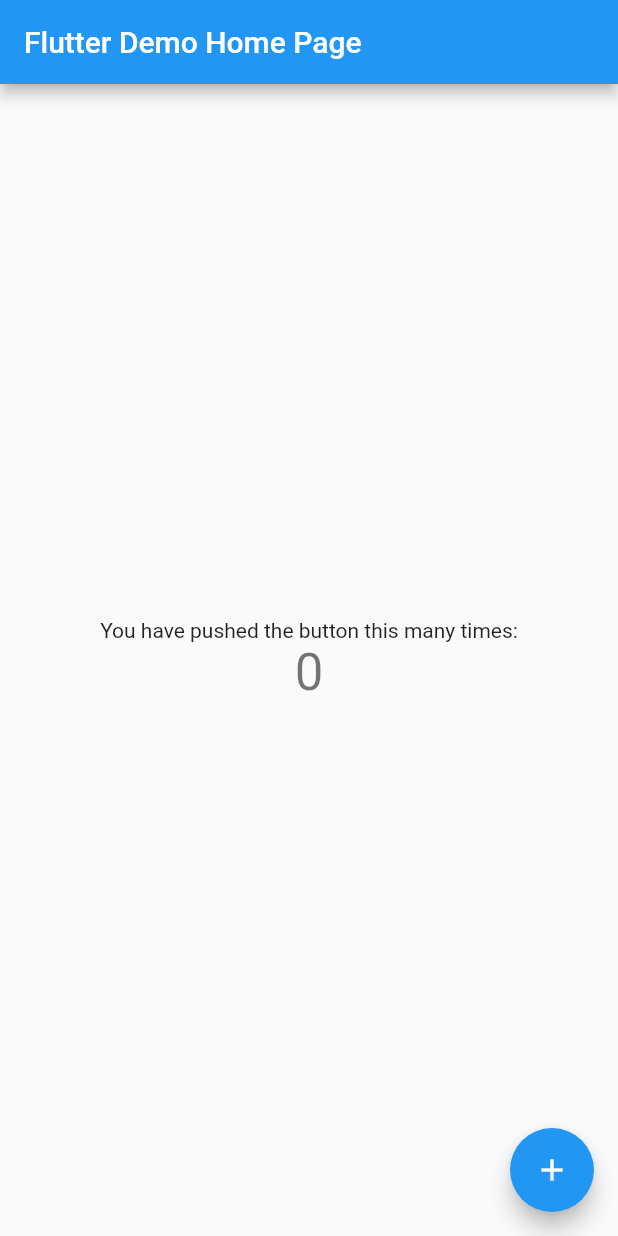
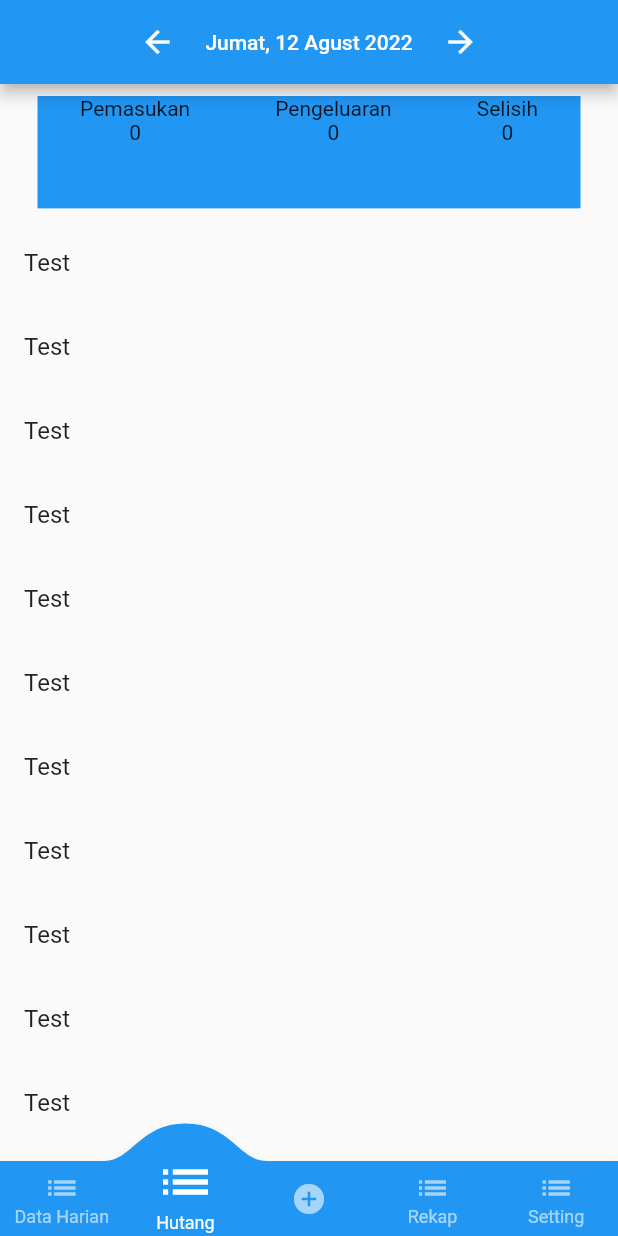
Before and after one commit to indratdev/dompetku, a Flutter app: the screen it shows after launch, on a phone screen of 412 x 824 dp. Run offline on Flutter 3.47's test engine with Material 2 defaults, Android fonts, the phone set to English and light mode, and no system bars; drawn by our look-alikes of convex_bottom_bar; our stand-ins replace google_fonts, syncfusion_flutter_datepicker.

Commit message:
basic UI

```diff
--- a/lib/main.dart
+++ b/lib/main.dart
@@ -1,115 +1,20 @@
+import 'package:dompetku/utils/routes.dart';
 import 'package:flutter/material.dart';
 
 void main() {
-  runApp(const MyApp());
+  runApp(MyApp());
 }
 
 class MyApp extends StatelessWidget {
-  const MyApp({Key? key}) : super(key: key);
+  Routes routes = Routes();
+  MyApp({Key? key}) : super(key: key);
 
-  // This widget is the root of your application.
   @override
   Widget build(BuildContext context) {
     return MaterialApp(
-      title: 'Flutter Demo',
-      theme: ThemeData(
-        // This is the theme of your application.
-        //
-        // Try running your application with "flutter run". You'll see the
-        // application has a blue toolbar. Then, without quitting the app, try
-        // changing the primarySwatch below to Colors.green and then invoke
-        // "hot reload" (press "r" in the console where you ran "flutter run",
-        // or simply save your changes to "hot reload" in a Flutter IDE).
-        // Notice that the counter didn't reset back to zero; the application
-        // is not restarted.
-        primarySwatch: Colors.blue,
-      ),
-      home: const MyHomePage(title: 'Flutter Demo Home Page'),
+      debugShowCheckedModeBanner: false,
+      routes: routes.getRoutes,
+      initialRoute: '/splash',
     );
   }
 }
-
-class MyHomePage extends StatefulWidget {
-  const MyHomePage({Key? key, required this.title}) : super(key: key);
-
-  // This widget is the home page of your application. It is stateful, meaning
-  // that it has a State object (defined below) that contains fields that affect
-  // how it looks.
-
-  // This class is the configuration for the state. It holds the values (in this
-  // case the title) provided by the parent (in this case the App widget) and
-  // used by the build method of the State. Fields in a Widget subclass are
-  // always marked "final".
-
-  final String title;
-
-  @override
-  State<MyHomePage> createState() => _MyHomePageState();
-}
-
-class _MyHomePageState extends State<MyHomePage> {
-  int _counter = 0;
-
-  void _incrementCounter() {
-    setState(() {
-      // This call to setState tells the Flutter framework that something has
-      // changed in this State, which causes it to rerun the build method below
-      // so that the display can reflect the updated values. If we changed
-      // _counter without calling setState(), then the build method would not be
-      // called again, and so nothing would appear to happen.
-      _counter++;
-    });
-  }
-
-  @override
-  Widget build(BuildContext context) {
-    // This method is rerun every time setState is called, for instance as done
-    // by the _incrementCounter method above.
-    //
-    // The Flutter framework has been optimized to make rerunning build methods
-    // fast, so that you can just rebuild anything that needs updating rather
-    // than having to individually change instances of widgets.
-    return Scaffold(
-      appBar: AppBar(
-        // Here we take the value from the MyHomePage object that was created by
-        // the App.build method, and use it to set our appbar title.
-        title: Text(widget.title),
-      ),
-      body: Center(
-        // Center is a layout widget. It takes a single child and positions it
-        // in the middle of the parent.
-        child: Column(
-          // Column is also a layout widget. It takes a list of children and
-          // arranges them vertically. By default, it sizes itself to fit its
-          // children horizontally, and tries to be as tall as its parent.
-          //
-          // Invoke "debug painting" (press "p" in the console, choose the
-          // "Toggle Debug Paint" action from the Flutter Inspector in Android
-          // Studio, or the "Toggle Debug Paint" command in Visual Studio Code)
-          // to see the wireframe for each widget.
-          //
-          // Column has various properties to control how it sizes itself and
-          // how it positions its children. Here we use mainAxisAlignment to
-          // center the children vertically; the main axis here is the vertical
-          // axis because Columns are vertical (the cross axis would be
-          // horizontal).
-          mainAxisAlignment: MainAxisAlignment.center,
-          children: <Widget>[
-            const Text(
-              'You have pushed the button this many times:',
-            ),
-            Text(
-              '$_counter',
-              style: Theme.of(context).textTheme.headline4,
-            ),
-          ],
-        ),
-      ),
-      floatingActionButton: FloatingActionButton(
-        onPressed: _incrementCounter,
-        tooltip: 'Increment',
-        child: const Icon(Icons.add),
-      ), // This trailing comma makes auto-formatting nicer for build methods.
-    );
-  }
-}
--- /dev/null
+++ b/lib/screens/dompetku.dart
@@ -0,0 +1,108 @@
+import 'package:convex_bottom_bar/convex_bottom_bar.dart';
+import 'package:flutter/material.dart';
+import 'package:flutter/src/foundation/key.dart';
+import 'package:flutter/src/widgets/framework.dart';
+import 'package:syncfusion_flutter_datepicker/datepicker.dart';
+
+class DompetKu extends StatelessWidget {
+  const DompetKu({Key? key}) : super(key: key);
+
+  @override
+  Widget build(BuildContext context) {
+    return Scaffold(
+      appBar: AppBar(
+        actions: <Widget>[
+          Expanded(
+            child: Row(
+              crossAxisAlignment: CrossAxisAlignment.center,
+              mainAxisAlignment: MainAxisAlignment.center,
+              children: <Widget>[
+                IconButton(
+                  onPressed: () {},
+                  icon: Icon(Icons.arrow_back),
+                ),
+                TextButton(
+                  onPressed: () {},
+                  child: Text("Jumat, 12 Agust 2022"),
+                  style: TextButton.styleFrom(
+                    primary: Colors.white,
+                  ),
+                ),
+                IconButton(
+                  onPressed: () {},
+                  icon: Icon(Icons.arrow_forward),
+                )
+              ],
+            ),
+          ),
+        ],
+      ),
+      body: Column(
+        children: <Widget>[
+          Align(
+            alignment: Alignment.center,
+            child: Container(
+              margin: EdgeInsets.all(8),
+              width: MediaQuery.of(context).size.width - 50,
+              height: MediaQuery.of(context).size.height / 11,
+              color: Colors.blue,
+              child: Row(
+                mainAxisAlignment: MainAxisAlignment.spaceAround,
+                children: <Widget>[
+                  Container(
+                    child: Column(
+                      children: <Widget>[
+                        Text("Pemasukan"),
+                        Text("0"),
+                      ],
+                    ),
+                  ),
+                  //pengeluaran
+                  Container(
+                    child: Column(
+                      children: <Widget>[
+                        Text("Pengeluaran"),
+                        Text("0"),
+                      ],
+                    ),
+                  ),
+                  //selisih
+                  Container(
+                    child: Column(
+                      children: <Widget>[
+                        Text("Selisih"),
+                        Text("0"),
+                      ],
+                    ),
+                  ),
+                ],
+              ),
+            ),
+          ),
+          Expanded(
+            child: ListView.builder(
+              itemCount: 20,
+              itemBuilder: (context, index) {
+                return ListTile(
+                  title: Text("Test"),
+                );
+              },
+            ),
+          )
+        ],
+      ),
+      bottomNavigationBar: ConvexAppBar(
+        style: TabStyle.react,
+        items: [
+          TabItem(icon: Icons.list, title: 'Data Harian'),
+          TabItem(icon: Icons.list, title: 'Hutang'),
+          TabItem(icon: Icons.add_circle),
+          TabItem(icon: Icons.list, title: 'Rekap'),
+          TabItem(icon: Icons.list, title: 'Setting'),
+        ],
+        initialActiveIndex: 1,
+        onTap: (int i) => print('click index=$i'),
+      ),
+    );
+  }
+}
--- /dev/null
+++ b/lib/utils/routes.dart
@@ -0,0 +1,11 @@
+import 'package:dompetku/screens/dompetku.dart';
+import 'package:flutter/widgets.dart';
+
+import '../screens/splash_screen/splash_screen.dart';
+
+class Routes {
+  Map<String, WidgetBuilder> getRoutes = {
+    '/': (_) => DompetKu(),
+    '/splash': (_) => SplashScreen(),
+  };
+}
```
Also changed, not shown: lib/screens/splash_screen/splash_screen.dart (added, +47 -0 lines), pubspec.yaml (+6 -19 lines), pubspec.lock, 2 other files.
